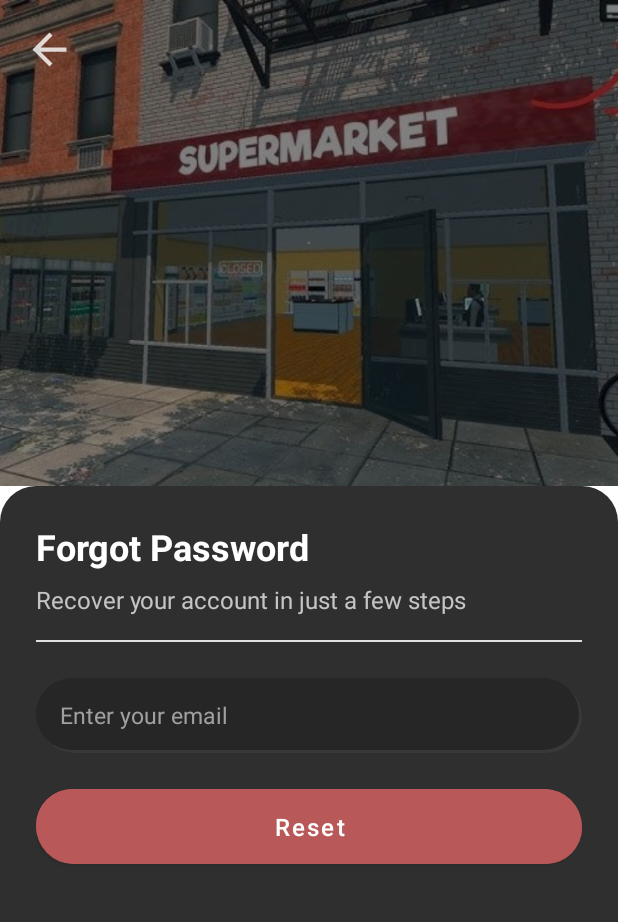
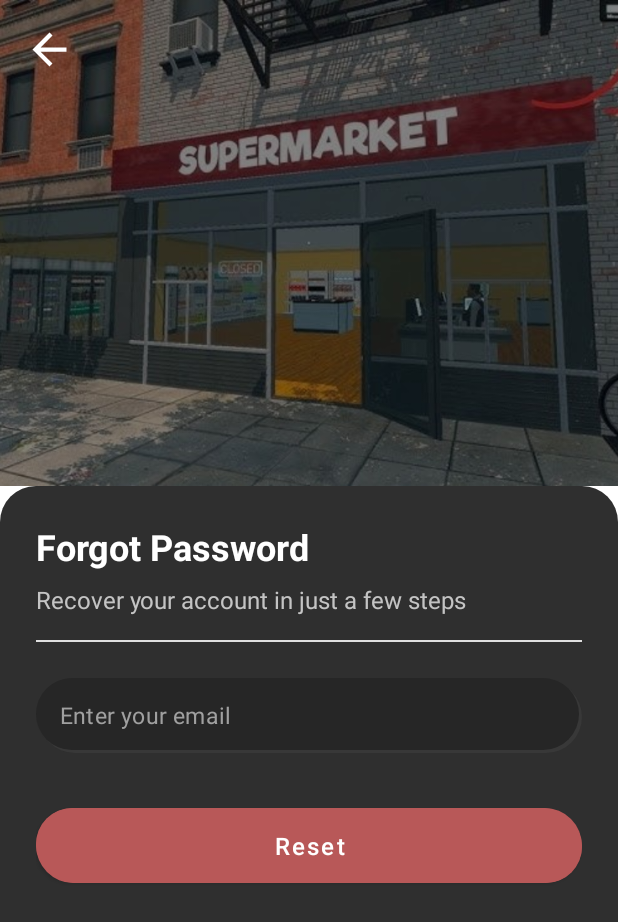
Before and after one commit to AthyJunn/PBCMS, an Android app: the layout activity_forgot_pwd.xml on its own in the app's theme, with its tools: preview values and no code run, on a phone screen of 412 x 824 dp. Shown: the top 922 px of the screen. Run offline under Robolectric (Android 15) with nearby library versions, the phone set to English and light mode, and no system bars.

Commit message:
REDESIGN FORGOT PASSWORD XML

```diff
--- a/PBCMS/app/src/main/res/layout/activity_forgot_pwd.xml
+++ b/PBCMS/app/src/main/res/layout/activity_forgot_pwd.xml
@@ -21,7 +21,7 @@
         android:layout_marginStart="16dp"
         android:layout_marginTop="16dp"
         android:background="?attr/selectableItemBackgroundBorderless"
-        android:src="@drawable/ic_back_arrow_foreground"
+        android:src="@drawable/ic_baseline_arrow_back_24"
         tools:ignore="SpeakableTextPresentCheck,TouchTargetSizeCheck" />
 
     <LinearLayout
@@ -59,25 +59,37 @@
             android:layout_marginBottom="24dp"/>
 
         <!-- Email Input -->
-        <EditText
-            android:id="@+id/emailEditText"
+        <com.google.android.material.textfield.TextInputLayout
+            android:id="@+id/emailLayout"
             android:layout_width="match_parent"
-            android:layout_height="50dp"
-            android:background="@drawable/bg_input_inset"
-            android:hint="Enter your email"
-            android:paddingStart="16dp"
-            android:paddingEnd="16dp"
-            android:textColor="#FFFFFF"
-            android:textColorHint="#A0A0A0"
-            android:textSize="15sp"
-            android:layout_marginBottom="24dp"
-            android:inputType="textEmailAddress"/>
+            android:layout_height="wrap_content"
+            style="@style/Widget.MaterialComponents.TextInputLayout.OutlinedBox"
+            app:errorEnabled="true"
+            app:errorIconDrawable="@null"
+            app:hintEnabled="false">
+
+            <com.google.android.material.textfield.TextInputEditText
+                android:id="@+id/etEmail"
+                android:layout_width="match_parent"
+                android:layout_height="50dp"
+                android:hint="Enter your email"
+                android:background="@drawable/bg_input_inset"
+                android:paddingTop="12dp"
+                android:paddingBottom="12dp"
+                android:paddingStart="16dp"
+                android:paddingEnd="16dp"
+                android:textColor="@color/white"
+                android:textColorHint="#A0A0A0"
+                android:inputType="textEmailAddress"
+                android:textSize="15sp"/>
+        </com.google.android.material.textfield.TextInputLayout>
 
         <!-- Reset Button -->
         <com.google.android.material.button.MaterialButton
             android:id="@+id/btnReset"
             android:layout_width="match_parent"
             android:layout_height="50dp"
+            android:layout_marginTop="16dp"
             android:background="@drawable/button_bg_pwd"
             android:backgroundTint="@null"
             android:text="Reset"
```
